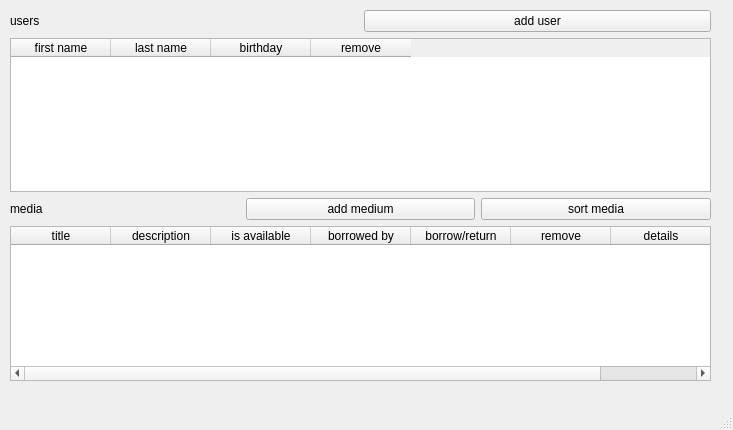
Qt form mainwindow.ui (alexinatra2/prog2-beleg-qt) before a commit.
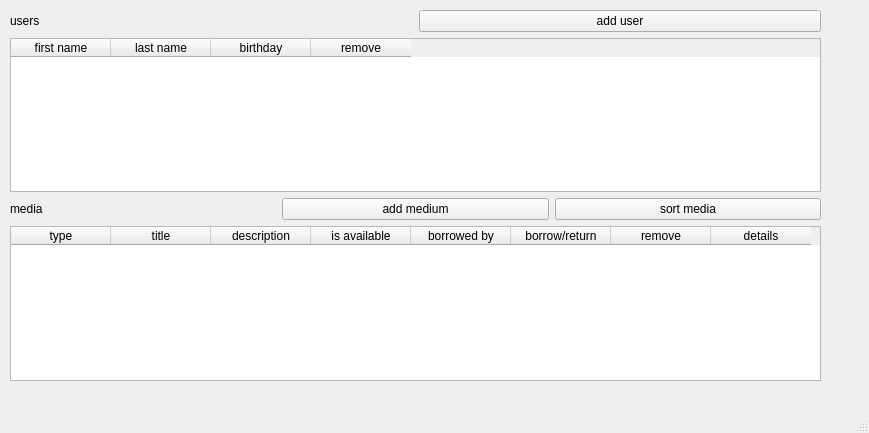
The same form after that commit.

Commit message: ADD added medium type column to media table

What changed in the file:
```diff
--- a/mainwindow.ui
+++ b/mainwindow.ui
@@ -6,8 +6,8 @@
    <rect>
     <x>0</x>
     <y>0</y>
-    <width>733</width>
-    <height>430</height>
+    <width>869</width>
+    <height>433</height>
    </rect>
   </property>
   <property name="windowTitle">
@@ -19,7 +19,7 @@
      <rect>
       <x>10</x>
       <y>10</y>
-      <width>701</width>
+      <width>811</width>
       <height>371</height>
      </rect>
     </property>
@@ -97,6 +97,11 @@
      </item>
      <item>
       <widget class="QTableWidget" name="mediumTable">
+       <column>
+        <property name="text">
+         <string>type</string>
+        </property>
+       </column>
        <column>
         <property name="text">
          <string>title</string>
```
Left out of the diff: 2 changed lines with no effect on the pictures. The commit also changes 3 other files.
